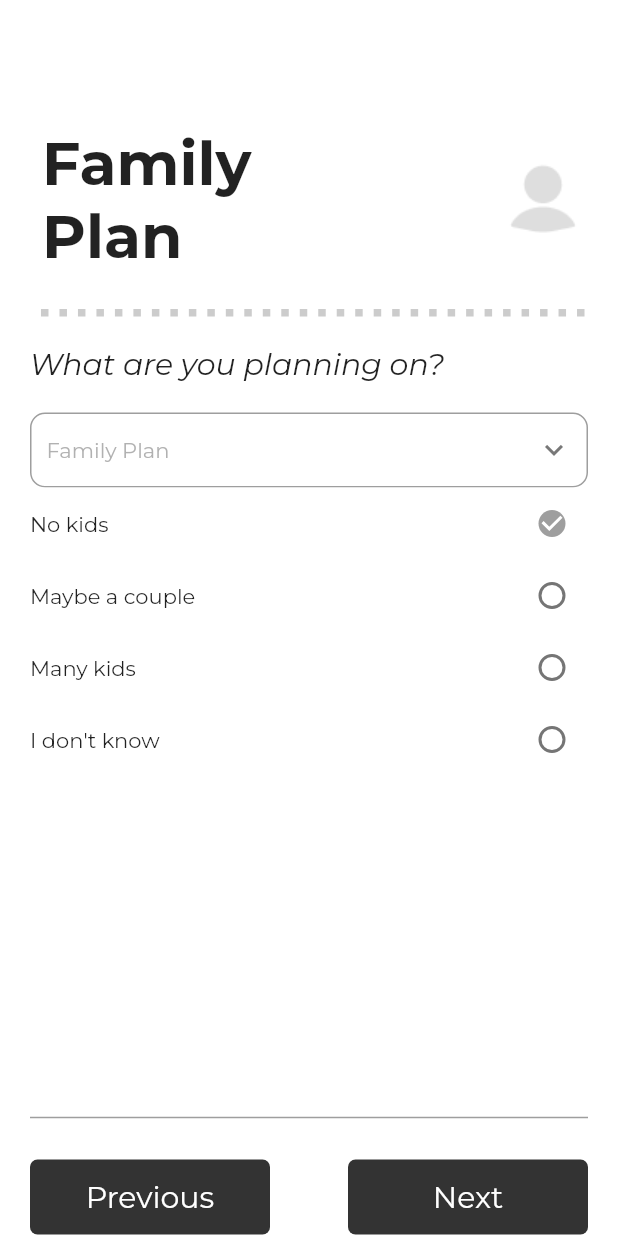
After one commit to abdisaongithub/dating_app, a Flutter app: the SetupFamilyPlanPage screen opened directly, on a phone screen of 412 x 824 dp. The commit adds this screen. Run offline on Flutter 3.47's test engine with Material 2 defaults, Android fonts, the phone set to English and light mode, and no system bars; our stand-ins replace dio, firebase_auth, firebase_core, firebase_messaging, flutter_bloc, flutter_dotenv and 12 more; missing offline and left inert: universal_html, workmanager; accounts and stored records are empty.

Commit message:
added family plan page

```diff
--- /dev/null
+++ b/lib/features/setup/setup_family_plan.dart
@@ -0,0 +1,221 @@
+import 'package:dating_app/constants/image_paths.dart';
+import 'package:flutter/material.dart';
+
+import '../../common/widgets/big_text.dart';
+import 'setup_screen.dart';
+
+class SetupFamilyPlanPage extends StatefulWidget {
+  static String id = 'SetupFamilyPlanPage';
+
+  const SetupFamilyPlanPage({Key? key}) : super(key: key);
+
+  @override
+  _SetupFamilyPlanPageState createState() => _SetupFamilyPlanPageState();
+}
+
+class _SetupFamilyPlanPageState extends State<SetupFamilyPlanPage> {
+  List<List<dynamic>> ethnicity = [
+    ['No kids', true],
+    ['Maybe a couple', false],
+    ['Many kids', false],
+    ['I don\'t know', false],
+  ];
+
+  @override
+  Widget build(BuildContext context) {
+    return Scaffold(
+      body: Container(
+        height: MediaQuery.sizeOf(context).height,
+        width: MediaQuery.sizeOf(context).width,
+        padding: const EdgeInsets.symmetric(horizontal: 20.0),
+        child: Column(
+          mainAxisAlignment: MainAxisAlignment.start,
+          crossAxisAlignment: CrossAxisAlignment.start,
+          children: <Widget>[
+            const SizedBox(height: 80),
+            Row(
+              mainAxisAlignment: MainAxisAlignment.spaceBetween,
+              children: <Widget>[
+                BigText(
+                  text: 'Family Plan',
+                  orangeBackground: false,
+                  fontSize: 40,
+                  width: MediaQuery.sizeOf(context).width * 0.6,
+                ),
+                Image.asset(
+                  PngPaths.userFill,
+                  height: 60,
+                ),
+              ],
+            ),
+            const SizedBox(height: 20),
+            Row(
+              mainAxisAlignment: MainAxisAlignment.spaceEvenly,
+              children: <Widget>[
+                for (var i = 0; i < 30; i++)
+                  Container(
+                    width: 5,
+                    height: 5,
+                    margin: const EdgeInsets.only(left: 5),
+                    decoration: BoxDecoration(
+                      color: Colors.black.withOpacity(0.2),
+                    ),
+                  ),
+              ],
+            ),
+            const SizedBox(height: 20),
+            const Text(
+              'What are you planning on?',
+              style: TextStyle(
+                fontSize: 20,
+                fontStyle: FontStyle.italic,
+              ),
+            ),
+            const SizedBox(height: 20),
+            Container(
+              height: 50,
+              decoration: BoxDecoration(
+                color: Colors.transparent,
+                border: Border.all(
+                  color: Colors.grey,
+                ),
+                borderRadius: BorderRadius.circular(10),
+              ),
+              child: Row(
+                children: [
+                  const SizedBox(
+                    width: 10,
+                  ),
+                  Text(
+                    'Family Plan',
+                    style: TextStyle(
+                      color: Colors.grey.withOpacity(0.8),
+                    ),
+                  ),
+                  const Expanded(
+                    child: SizedBox(),
+                  ),
+                  const RotatedBox(
+                    quarterTurns: 1,
+                    child: Icon(
+                      Icons.chevron_right,
+                    ),
+                  ),
+                  const SizedBox(
+                    width: 10,
+                  ),
+                ],
+              ),
+            ),
+            Container(
+              height: MediaQuery.sizeOf(context).width,
+              width: MediaQuery.sizeOf(context).width,
+              decoration: const BoxDecoration(
+                color: Colors.white,
+              ),
+              child: SingleChildScrollView(
+                scrollDirection: Axis.vertical,
+                child: Column(
+                  children: <Widget>[
+                    for (var eth in ethnicity)
+                      Row(
+                        // mainAxisAlignment: MainAxisAlignment.spaceBetween,
+                        children: [
+                          Text(eth[0]),
+                          const Expanded(
+                            child: SizedBox(),
+                          ),
+                          Checkbox(
+                            value: eth[1],
+                            onChanged: (bool? change) {
+                              setState(() {
+                                // eth[1] = !eth
+                              });
+                            },
+                            activeColor: Colors.grey,
+                            shape: RoundedRectangleBorder(
+                              borderRadius: BorderRadius.circular(50),
+                            ),
+                          ),
+                        ],
+                      )
+                  ],
+                ),
+              ),
+            ),
+            const Divider(
+              color: Colors.grey,
+              thickness: 1,
+            ),
+            const SizedBox(height: 20),
+            Row(
+              mainAxisAlignment: MainAxisAlignment.spaceBetween,
+              children: [
+                InkWell(
+                  onTap: () {
+                    // Navigator.pushNamed(context, LandingScreen.id);
+                    pageController.previousPage(
+                      duration: const Duration(milliseconds: 300),
+                      curve: Curves.bounceIn,
+                    );
+                  },
+                  child: Container(
+                    width: 160,
+                    height: 50,
+                    padding: const EdgeInsets.symmetric(
+                      horizontal: 12,
+                      vertical: 4,
+                    ),
+                    decoration: BoxDecoration(
+                      color: const Color.fromRGBO(0, 0, 0, 0.8),
+                      borderRadius: BorderRadius.circular(5),
+                    ),
+                    child: const Center(
+                      child: Text(
+                        'Previous',
+                        style: TextStyle(
+                          color: Colors.white,
+                          fontSize: 20,
+                        ),
+                      ),
+                    ),
+                  ),
+                ),
+                InkWell(
+                  onTap: () {
+                    // Navigator.pushNamed(context, LandingScreen.id);
+                    pageController.nextPage(
+                      duration: const Duration(milliseconds: 300),
+                      curve: Curves.bounceIn,
+                    );
+                  },
+                  child: Container(
+                    width: 160,
+                    height: 50,
+                    padding: const EdgeInsets.symmetric(
+                      horizontal: 12,
+                      vertical: 4,
+                    ),
+                    decoration: BoxDecoration(
+                      color: const Color.fromRGBO(0, 0, 0, 0.8),
+                      borderRadius: BorderRadius.circular(5),
+                    ),
+                    child: const Center(
+                      child: Text(
+                        'Next',
+                        style: TextStyle(
+                          color: Colors.white,
+                          fontSize: 20,
+                        ),
+                      ),
+                    ),
+                  ),
+                ),
+              ],
+            ),
+          ],
+        ),
+      ),
+    );
+  }
+}
--- a/lib/features/setup/setup_screen.dart
+++ b/lib/features/setup/setup_screen.dart
@@ -7,6 +7,7 @@ import 'package:dating_app/features/setup/setup_name_page.dart';
 import 'package:flutter/material.dart';
 
 import 'setup_ethnicity_page.dart';
+import 'setup_family_plan.dart';
 import 'setup_kids_page.dart';
 
 class SetupScreen extends StatefulWidget {
@@ -32,6 +33,7 @@ class _SetupScreenState extends State<SetupScreen> {
     const SetupHeightPage(),
     const SetupEthnicityPage(),
     const SetupKidsPage(),
+    const SetupFamilyPlanPage(),
   ];
 
   @override
```
